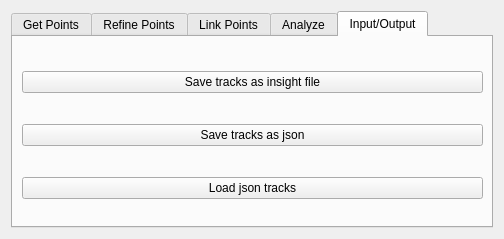
Above: pynsight_GDedit/pynsight.ui from gddickinson/flika_plugins before the change. Below: the same form after it.
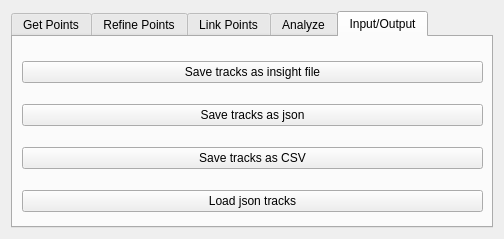
That is the form after the change. The open tabs and pages were chosen to show the change.

What changed in the file:
```diff
--- a/pynsight_GDedit/pynsight.ui
+++ b/pynsight_GDedit/pynsight.ui
@@ -428,6 +428,13 @@
            </widget>
           </item>
           <item row="2" column="0">
+           <widget class="QPushButton" name="savetracksCSV_button">
+            <property name="text">
+             <string>Save tracks as CSV</string>
+            </property>
+           </widget>
+          </item>          
+          <item row="3" column="0">
            <widget class="QPushButton" name="loadtracksjson_button">
             <property name="text">
              <string>Load json tracks</string>
```
